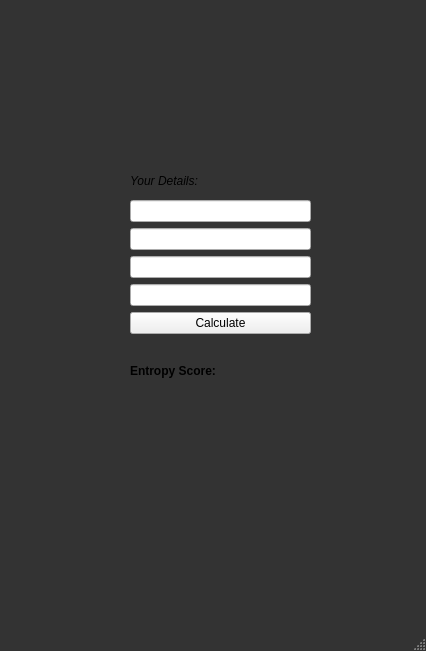
Above: mainwindow.ui from Anastasov-L/Linux-Based-PasswordRater-Rentropy before the change. Below: the same form after it.
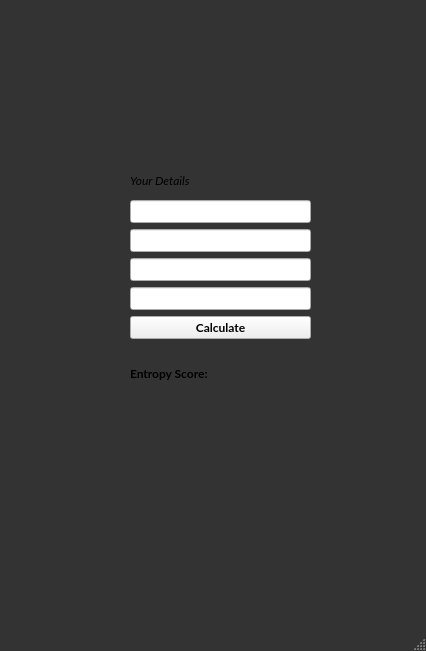
That is the form after the change.

The edit to the form file:
```diff
--- a/mainwindow.ui
+++ b/mainwindow.ui
@@ -10,6 +10,13 @@
     <height>651</height>
    </rect>
   </property>
+  <property name="font">
+   <font>
+    <family>Lato</family>
+    <weight>75</weight>
+    <bold>true</bold>
+   </font>
+  </property>
   <property name="windowTitle">
    <string>MainWindow</string>
   </property>
@@ -31,19 +38,58 @@
     </property>
     <layout class="QVBoxLayout" name="verticalLayout">
      <item>
-      <widget class="QLineEdit" name="firstName"/>
+      <widget class="QLineEdit" name="firstName">
+       <property name="font">
+        <font>
+         <family>Lato</family>
+         <weight>75</weight>
+         <bold>true</bold>
+        </font>
+       </property>
+      </widget>
      </item>
      <item>
-      <widget class="QLineEdit" name="lastName"/>
+      <widget class="QLineEdit" name="lastName">
+       <property name="font">
+        <font>
+         <family>Lato</family>
+         <weight>75</weight>
+         <bold>true</bold>
+        </font>
+       </property>
+      </widget>
      </item>
      <item>
-      <widget class="QLineEdit" name="birthDate"/>
+      <widget class="QLineEdit" name="birthDate">
+       <property name="font">
+        <font>
+         <family>Lato</family>
+         <weight>75</weight>
+         <bold>true</bold>
+        </font>
+       </property>
+      </widget>
      </item>
      <item>
-      <widget class="QLineEdit" name="password"/>
+      <widget class="QLineEdit" name="password">
+       <property name="font">
+        <font>
+         <family>Lato</family>
+         <weight>75</weight>
+         <bold>true</bold>
+        </font>
+       </property>
+      </widget>
      </item>
      <item>
       <widget class="QPushButton" name="calculateButton">
+       <property name="font">
+        <font>
+         <family>Lato</family>
+         <weight>75</weight>
+         <bold>true</bold>
+        </font>
+       </property>
        <property name="text">
         <string>Calculate</string>
        </property>
@@ -53,6 +99,7 @@
       <widget class="QLabel" name="entropyLabel">
        <property name="font">
         <font>
+         <family>Lato</family>
          <weight>75</weight>
          <bold>true</bold>
         </font>
@@ -75,11 +122,12 @@
     </property>
     <property name="font">
      <font>
+      <family>Lato</family>
       <italic>true</italic>
      </font>
     </property>
     <property name="text">
-     <string>Your Details:</string>
+     <string>Your Details</string>
     </property>
    </widget>
   </widget>
```
Left out of the diff: 2 changed lines with no effect on the pictures.
